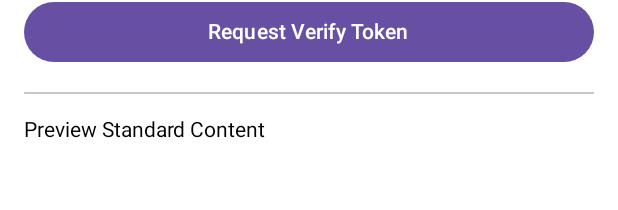
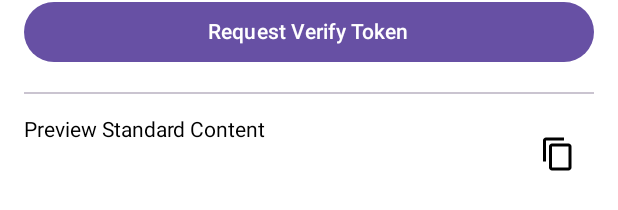
Before and after one commit to keiji/android-device-integrity, an Android app built with Jetpack Compose: the @Preview function PlayIntegrityScreenPreview_StandardSelected, tab 2 chosen, on a phone screen of 412 x 824 dp. Shown: the part 409-619 px from the top of the screen. Run offline under Robolectric (Android 15) with nearby library versions, the phone set to English and light mode, and no system bars.

Commit message:
Refactor Play Integrity screens for improved UX
This commit introduces the following changes to the Classic and Standard Play Integrity screens:

- Implemented vertical scrolling for content overflow.
- Adjusted padding to be applied inside the scrollable area.
- Added a copy button to the top-right of the status/result text area.
- Implemented clipboard functionality to copy the displayed status or token information when the copy button is tapped.
- Refactored common UI components into `PlayIntegrityStatusComposables.kt`, including a new `StatusDisplayArea` composable, to reduce code duplication and improve maintainability.
- Removed unused LocalClipboardManager variables from content files.

```diff
--- a/android/ui/main/src/main/java/dev/keiji/deviceintegrity/ui/main/playintegrity/ClassicPlayIntegrityContent.kt
+++ b/android/ui/main/src/main/java/dev/keiji/deviceintegrity/ui/main/playintegrity/ClassicPlayIntegrityContent.kt
@@ -5,15 +5,24 @@ import androidx.compose.foundation.layout.Column
 import androidx.compose.foundation.layout.Spacer
 import androidx.compose.foundation.layout.fillMaxSize
 import androidx.compose.foundation.layout.fillMaxWidth
+import androidx.compose.foundation.layout.Box
 import androidx.compose.foundation.layout.height
 import androidx.compose.foundation.layout.padding
+import androidx.compose.foundation.rememberScrollState
+import androidx.compose.foundation.verticalScroll
+import androidx.compose.material.icons.Icons
+import androidx.compose.material.icons.filled.ContentCopy
 import androidx.compose.material3.Button
 import androidx.compose.material3.CircularProgressIndicator
 import androidx.compose.material3.Divider
+import androidx.compose.material3.Icon
+import androidx.compose.material3.IconButton
 import androidx.compose.material3.Text
 import androidx.compose.runtime.Composable
 import androidx.compose.ui.Alignment
 import androidx.compose.ui.Modifier
+import androidx.compose.ui.platform.LocalClipboardManager
+import androidx.compose.ui.text.AnnotatedString
 import androidx.compose.ui.tooling.preview.Preview
 import androidx.compose.ui.unit.dp
 
@@ -25,9 +34,12 @@ fun ClassicPlayIntegrityContent(
     onRequestVerify: () -> Unit,
     modifier: Modifier = Modifier
 ) {
+    val scrollState = rememberScrollState()
+
     Column(
         modifier = modifier
             .fillMaxSize()
+            .verticalScroll(scrollState)
             .padding(16.dp),
         horizontalAlignment = Alignment.Start, // Align labels to the left
         verticalArrangement = Arrangement.Top
@@ -70,57 +82,16 @@ fun ClassicPlayIntegrityContent(
         Divider() // Add a divider
         Spacer(modifier = Modifier.height(16.dp))
 
-        if (uiState.isLoading) {
-            CircularProgressIndicator(modifier = Modifier.align(Alignment.CenterHorizontally))
-        } else if (uiState.errorMessages.isNotEmpty()) {
-            Text(text = "Error: ${uiState.errorMessages.joinToString("\n")}")
-        } else if (uiState.verifyTokenResponse != null) {
-            DisplayTokenResponse(uiState.verifyTokenResponse.tokenPayloadExternal)
-        } else {
-            Text(text = uiState.status) // Fallback status
-        }
+        StatusDisplayArea(
+            isLoading = uiState.isLoading,
+            errorMessages = uiState.errorMessages,
+            statusText = uiState.status,
+            tokenPayload = uiState.verifyTokenResponse?.tokenPayloadExternal
+        )
     }
 }
 
-@Composable
-fun DisplayTokenResponse(tokenPayload: dev.keiji.deviceintegrity.api.playintegrity.TokenPayloadExternal?) {
-    if (tokenPayload == null) {
-        Text("Response: N/A")
-        return
-    }
-    Column {
-        Text("Request Details:")
-        Text("  Package Name: ${tokenPayload.requestDetails?.requestPackageName ?: "N/A"}")
-        Text("  Nonce: ${tokenPayload.requestDetails?.nonce ?: "N/A"}")
-        Text("  Request Hash: ${tokenPayload.requestDetails?.requestHash ?: "N/A"}")
-        Text("  Timestamp: ${tokenPayload.requestDetails?.timestampMillis ?: "N/A"}")
-
-        Spacer(modifier = Modifier.height(8.dp))
-        Text("App Integrity:")
-        Text("  Recognition Verdict: ${tokenPayload.appIntegrity?.appRecognitionVerdict ?: "N/A"}")
-        Text("  Package Name: ${tokenPayload.appIntegrity?.packageName ?: "N/A"}")
-        Text("  Certificate SHA256: ${tokenPayload.appIntegrity?.certificateSha256Digest?.joinToString() ?: "N/A"}")
-        Text("  Version Code: ${tokenPayload.appIntegrity?.versionCode ?: "N/A"}")
-
-        Spacer(modifier = Modifier.height(8.dp))
-        Text("Device Integrity:")
-        Text("  Recognition Verdict: ${tokenPayload.deviceIntegrity?.deviceRecognitionVerdict?.joinToString() ?: "N/A"}")
-        Text("  SDK Version: ${tokenPayload.deviceIntegrity?.deviceAttributes?.sdkVersion ?: "N/A"}")
-        Text("  Device Activity Level: ${tokenPayload.deviceIntegrity?.recentDeviceActivity?.deviceActivityLevel ?: "N/A"}")
-
-
-        Spacer(modifier = Modifier.height(8.dp))
-        Text("Account Details:")
-        Text("  Licensing Verdict: ${tokenPayload.accountDetails?.appLicensingVerdict ?: "N/A"}")
-
-        Spacer(modifier = Modifier.height(8.dp))
-        Text("Environment Details:")
-        Text("  App Access Risk Verdict: ${tokenPayload.environmentDetails?.appAccessRiskVerdict?.appsDetected?.joinToString() ?: "N/A"}")
-        Text("  Play Protect Verdict: ${tokenPayload.environmentDetails?.playProtectVerdict ?: "N/A"}")
-    }
-}
-
-
+// Preview remains, but the actual composables DisplayTokenResponse and formatTokenPayload are now in PlayIntegrityStatusComposables.kt
 @Preview
 @Composable
 private fun ClassicPlayIntegrityContentPreview() {
--- /dev/null
+++ b/android/ui/main/src/main/java/dev/keiji/deviceintegrity/ui/main/playintegrity/PlayIntegrityStatusComposables.kt
@@ -0,0 +1,136 @@
+package dev.keiji.deviceintegrity.ui.main.playintegrity
+
+import androidx.compose.foundation.layout.Box
+import androidx.compose.foundation.layout.Column
+import androidx.compose.foundation.layout.Spacer
+import androidx.compose.foundation.layout.fillMaxWidth
+import androidx.compose.foundation.layout.height
+import androidx.compose.material.icons.Icons
+import androidx.compose.material.icons.filled.ContentCopy
+import androidx.compose.material3.CircularProgressIndicator
+import androidx.compose.material3.Icon
+import androidx.compose.material3.IconButton
+import androidx.compose.material3.Text
+import androidx.compose.runtime.Composable
+import androidx.compose.ui.Alignment
+import androidx.compose.ui.Modifier
+import androidx.compose.ui.platform.LocalClipboardManager
+import androidx.compose.ui.text.AnnotatedString
+import androidx.compose.ui.unit.dp
+import dev.keiji.deviceintegrity.api.playintegrity.TokenPayloadExternal
+
+@Composable
+fun StatusDisplayArea(
+    isLoading: Boolean,
+    errorMessages: List<String>,
+    statusText: String,
+    tokenPayload: TokenPayloadExternal?,
+    modifier: Modifier = Modifier
+) {
+    val clipboardManager = LocalClipboardManager.current
+
+    Box(modifier = modifier.fillMaxWidth()) {
+        if (isLoading) {
+            CircularProgressIndicator(modifier = Modifier.align(Alignment.Center))
+        } else if (errorMessages.isNotEmpty()) {
+            Text(
+                text = "Error: ${errorMessages.joinToString("\n")}",
+                modifier = Modifier.align(Alignment.TopStart)
+            )
+            // No copy button for errors for now, could be added if needed
+        } else if (tokenPayload != null) {
+            DisplayTokenResponse(tokenPayload)
+            IconButton(
+                onClick = {
+                    val textToCopy = formatTokenPayload(tokenPayload)
+                    clipboardManager.setText(AnnotatedString(textToCopy))
+                },
+                modifier = Modifier.align(Alignment.TopEnd)
+            ) {
+                Icon(Icons.Filled.ContentCopy, contentDescription = "Copy")
+            }
+        } else {
+            Text(
+                text = statusText,
+                modifier = Modifier.align(Alignment.TopStart)
+            )
+            if (statusText.isNotEmpty()) { // Show copy button only if there's status text
+                IconButton(
+                    onClick = { clipboardManager.setText(AnnotatedString(statusText)) },
+                    modifier = Modifier.align(Alignment.TopEnd)
+                ) {
+                    Icon(Icons.Filled.ContentCopy, contentDescription = "Copy")
+                }
+            }
+        }
+    }
+}
+
+@Composable
+fun DisplayTokenResponse(tokenPayload: TokenPayloadExternal?) {
+    if (tokenPayload == null) {
+        Text("Response: N/A")
+        return
+    }
+    Column {
+        Text("Request Details:")
+        Text("  Package Name: ${tokenPayload.requestDetails?.requestPackageName ?: "N/A"}")
+        Text("  Nonce: ${tokenPayload.requestDetails?.nonce ?: "N/A"}")
+        Text("  Request Hash: ${tokenPayload.requestDetails?.requestHash ?: "N/A"}")
+        Text("  Timestamp: ${tokenPayload.requestDetails?.timestampMillis ?: "N/A"}")
+
+        Spacer(modifier = Modifier.height(8.dp))
+        Text("App Integrity:")
+        Text("  Recognition Verdict: ${tokenPayload.appIntegrity?.appRecognitionVerdict ?: "N/A"}")
+        Text("  Package Name: ${tokenPayload.appIntegrity?.packageName ?: "N/A"}")
+        Text("  Certificate SHA256: ${tokenPayload.appIntegrity?.certificateSha256Digest?.joinToString() ?: "N/A"}")
+        Text("  Version Code: ${tokenPayload.appIntegrity?.versionCode ?: "N/A"}")
+
+        Spacer(modifier = Modifier.height(8.dp))
+        Text("Device Integrity:")
+        Text("  Recognition Verdict: ${tokenPayload.deviceIntegrity?.deviceRecognitionVerdict?.joinToString() ?: "N/A"}")
+        Text("  SDK Version: ${tokenPayload.deviceIntegrity?.deviceAttributes?.sdkVersion ?: "N/A"}")
+        Text("  Device Activity Level: ${tokenPayload.deviceIntegrity?.recentDeviceActivity?.deviceActivityLevel ?: "N/A"}")
+
+
+        Spacer(modifier = Modifier.height(8.dp))
+        Text("Account Details:")
+        Text("  Licensing Verdict: ${tokenPayload.accountDetails?.appLicensingVerdict ?: "N/A"}")
+
+        Spacer(modifier = Modifier.height(8.dp))
+        Text("Environment Details:")
+        Text("  App Access Risk Verdict: ${tokenPayload.environmentDetails?.appAccessRiskVerdict?.appsDetected?.joinToString() ?: "N/A"}")
+        Text("  Play Protect Verdict: ${tokenPayload.environmentDetails?.playProtectVerdict ?: "N/A"}")
+    }
+}
+
+internal fun formatTokenPayload(tokenPayload: TokenPayloadExternal?): String {
+    if (tokenPayload == null) {
+        return "Response: N/A"
+    }
+    return """
+        Request Details:
+          Package Name: ${tokenPayload.requestDetails?.requestPackageName ?: "N/A"}
+          Nonce: ${tokenPayload.requestDetails?.nonce ?: "N/A"}
+          Request Hash: ${tokenPayload.requestDetails?.requestHash ?: "N/A"}
+          Timestamp: ${tokenPayload.requestDetails?.timestampMillis ?: "N/A"}
+
+        App Integrity:
+          Recognition Verdict: ${tokenPayload.appIntegrity?.appRecognitionVerdict ?: "N/A"}
+          Package Name: ${tokenPayload.appIntegrity?.packageName ?: "N/A"}
+          Certificate SHA256: ${tokenPayload.appIntegrity?.certificateSha256Digest?.joinToString() ?: "N/A"}
+          Version Code: ${tokenPayload.appIntegrity?.versionCode ?: "N/A"}
+
+        Device Integrity:
+          Recognition Verdict: ${tokenPayload.deviceIntegrity?.deviceRecognitionVerdict?.joinToString() ?: "N/A"}
+          SDK Version: ${tokenPayload.deviceIntegrity?.deviceAttributes?.sdkVersion ?: "N/A"}
+          Device Activity Level: ${tokenPayload.deviceIntegrity?.recentDeviceActivity?.deviceActivityLevel ?: "N/A"}
+
+        Account Details:
+          Licensing Verdict: ${tokenPayload.accountDetails?.appLicensingVerdict ?: "N/A"}
+
+        Environment Details:
+          App Access Risk Verdict: ${tokenPayload.environmentDetails?.appAccessRiskVerdict?.appsDetected?.joinToString() ?: "N/A"}
+          Play Protect Verdict: ${tokenPayload.environmentDetails?.playProtectVerdict ?: "N/A"}
+    """.trimIndent()
+}
--- a/android/ui/main/src/main/java/dev/keiji/deviceintegrity/ui/main/playintegrity/StandardPlayIntegrityContent.kt
+++ b/android/ui/main/src/main/java/dev/keiji/deviceintegrity/ui/main/playintegrity/StandardPlayIntegrityContent.kt
@@ -5,16 +5,25 @@ import androidx.compose.foundation.layout.Column
 import androidx.compose.foundation.layout.Spacer
 import androidx.compose.foundation.layout.fillMaxSize
 import androidx.compose.foundation.layout.fillMaxWidth
+import androidx.compose.foundation.layout.Box
 import androidx.compose.foundation.layout.height
 import androidx.compose.foundation.layout.padding
+import androidx.compose.foundation.rememberScrollState
+import androidx.compose.foundation.verticalScroll
+import androidx.compose.material.icons.Icons
+import androidx.compose.material.icons.filled.ContentCopy
 import androidx.compose.material3.Button
 import androidx.compose.material3.CircularProgressIndicator
 import androidx.compose.material3.Divider
+import androidx.compose.material3.Icon
+import androidx.compose.material3.IconButton
 import androidx.compose.material3.OutlinedTextField
 import androidx.compose.material3.Text
 import androidx.compose.runtime.Composable
 import androidx.compose.ui.Alignment
 import androidx.compose.ui.Modifier
+import androidx.compose.ui.platform.LocalClipboardManager
+import androidx.compose.ui.text.AnnotatedString
 import androidx.compose.ui.tooling.preview.Preview
 import androidx.compose.ui.unit.dp
 
@@ -26,9 +35,12 @@ fun StandardPlayIntegrityContent(
     onRequestVerify: () -> Unit,
     modifier: Modifier = Modifier
 ) {
+    val scrollState = rememberScrollState()
+
     Column(
         modifier = modifier
             .fillMaxSize()
+            .verticalScroll(scrollState)
             .padding(16.dp),
         horizontalAlignment = Alignment.Start, // Align labels to the left
         verticalArrangement = Arrangement.Top
@@ -69,18 +81,16 @@ fun StandardPlayIntegrityContent(
         Divider() // Add a divider
         Spacer(modifier = Modifier.height(16.dp))
 
-        if (uiState.isLoading) {
-            CircularProgressIndicator(modifier = Modifier.align(Alignment.CenterHorizontally))
-        } else if (uiState.errorMessages.isNotEmpty()) {
-            Text(text = "Error: ${uiState.errorMessages.joinToString("\n")}")
-        } else if (uiState.standardVerifyResponse != null) {
-            DisplayTokenResponse(uiState.standardVerifyResponse.tokenPayloadExternal) // Re-use the same display logic
-        } else {
-            Text(text = uiState.status) // Fallback status
-        }
+        StatusDisplayArea(
+            isLoading = uiState.isLoading,
+            errorMessages = uiState.errorMessages,
+            statusText = uiState.status,
+            tokenPayload = uiState.standardVerifyResponse?.tokenPayloadExternal
+        )
     }
 }
 
+// Preview remains, but the actual composables DisplayTokenResponse and formatTokenPayload are now in PlayIntegrityStatusComposables.kt
 @Preview
 @Composable
 private fun StandardPlayIntegrityContentPreview() {
```
